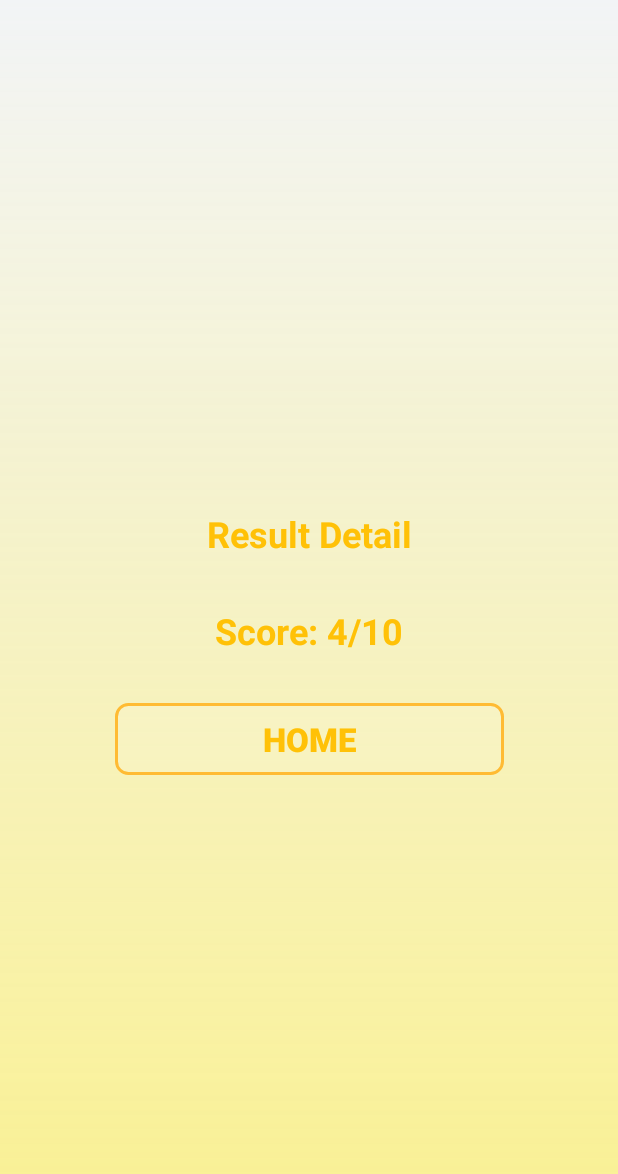
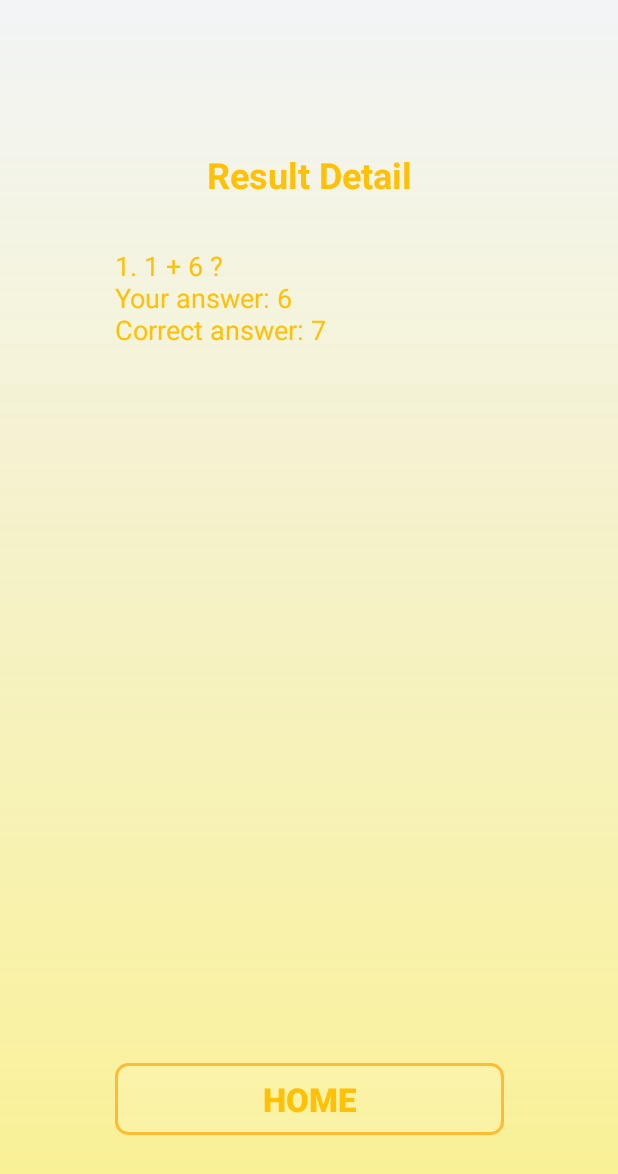
Before and after one commit to BBayarbat/MDP, an Android app: the ResultDetailActivity screen opened directly, with no data from a screen before it, on a phone screen of 412 x 824 dp. Shown: the top 1174 px of the screen. Run offline under Robolectric (Android 15) with nearby library versions, the phone set to English and light mode, and no system bars.

Commit message:
Added ResultDetailActivity

```diff
--- a/BbtQuizApp/app/src/main/java/com/demo/android/bayarbat/data/entity/QuizState.kt
+++ b/BbtQuizApp/app/src/main/java/com/demo/android/bayarbat/data/entity/QuizState.kt
@@ -5,6 +5,6 @@ sealed class QuizState {
     object LoadingState : QuizState()
     data class DataState(val data: QuestionAndAllAnswers): QuizState()
     object EmptyState : QuizState()
-    data class FinishState(val numberOfQuestions: Int, val score: Int, val skipped: Int) : QuizState()
+    data class FinishState(val numberOfQuestions: Int, val score: Int, val skipped: Int, val resultDetail: String) : QuizState()
 
 }
--- a/BbtQuizApp/app/src/main/java/com/demo/android/bayarbat/view/ResultActivity.kt
+++ b/BbtQuizApp/app/src/main/java/com/demo/android/bayarbat/view/ResultActivity.kt
@@ -12,6 +12,8 @@ import org.jetbrains.anko.newTask
 
 class ResultActivity : AppCompatActivity() {
 
+    private var resultDetail: String = ""
+
     override fun onCreate(savedInstanceState: Bundle?) {
         super.onCreate(savedInstanceState)
         setContentView(R.layout.activity_result)
@@ -20,6 +22,8 @@ class ResultActivity : AppCompatActivity() {
         val skipped = intent.extras?.getInt("SKIPPED")
         val numberOfQuestions = intent.extras?.getInt("NUMBER_OF_QUESTIONS")
         val wrong = intent.extras?.getInt("WRONG")
+        resultDetail = intent.extras?.getString("RESULT_DETAIL").toString()
+
         scoreTextView.text =
             "Total Questions : " + numberOfQuestions + "\nSkipped questions: " + skipped + "\nRight answers: " + score + "\nWrong answers: " + wrong
     }
@@ -31,7 +35,7 @@ class ResultActivity : AppCompatActivity() {
     fun resultDetail(view: View) {
         startActivity(
             intentFor<ResultDetailActivity>(
-                "SCORE" to 1
+                "RESULT_DETAIL" to resultDetail
             ).newTask().clearTask()
         )
     }
--- a/BbtQuizApp/app/src/main/java/com/demo/android/bayarbat/view/ResultDetailActivity.kt
+++ b/BbtQuizApp/app/src/main/java/com/demo/android/bayarbat/view/ResultDetailActivity.kt
@@ -6,6 +6,7 @@ import android.os.Bundle
 import android.view.View
 import com.demo.android.bayarbat.R
 import kotlinx.android.synthetic.main.activity_result.*
+import kotlinx.android.synthetic.main.activity_result_details.*
 
 class ResultDetailActivity : AppCompatActivity() {
 
@@ -13,8 +14,8 @@ class ResultDetailActivity : AppCompatActivity() {
         super.onCreate(savedInstanceState)
         setContentView(R.layout.activity_result_details)
 
-        //val answers = intent.extras?.getIntArray("ANSWERS")
-        //scoreTextView.text = "Your answers : " + answers
+        val resultDetails = intent.extras?.getString("RESULT_DETAIL")
+        detailTextView.text = resultDetails
     }
 
     fun backToHome(view: View) {
--- a/BbtQuizApp/app/src/main/res/layout/activity_result_details.xml
+++ b/BbtQuizApp/app/src/main/res/layout/activity_result_details.xml
@@ -30,15 +30,15 @@
             app:layout_constraintTop_toTopOf="parent" />
 
         <TextView
-            android:id="@+id/scoreTextView"
+            android:id="@+id/detailTextView"
             android:layout_width="wrap_content"
-            android:layout_height="wrap_content"
+            android:layout_height="512dp"
             android:layout_marginTop="32dp"
             android:layout_marginBottom="32dp"
-            android:layout_gravity="center"
-            android:hint="@string/hint_score"
-            android:textSize="24sp"
-            android:textStyle="bold" />
+            android:layout_gravity="left"
+            android:scrollbars="vertical"
+            android:hint="@string/result_detail_example"
+            android:textSize="18sp" />
 
         <Button
             android:id="@+id/btn_home"
@@ -47,9 +47,12 @@
             android:background="@drawable/buttons_background"
             android:onClick="backToHome"
             android:textStyle="bold"
+            android:layout_gravity="center"
             android:text="@string/text_home"
             android:textColor="#FFC107"
             android:textSize="22sp" />
+
+
     </LinearLayout>
 
 </androidx.constraintlayout.widget.ConstraintLayout>
--- a/BbtQuizApp/app/src/main/res/values/strings.xml
+++ b/BbtQuizApp/app/src/main/res/values/strings.xml
@@ -15,4 +15,5 @@
     <string name="text_loading">Loading...</string>
     <string name="text_empty_database">There isn\'t data yet!</string>
     <string name="hint_score">Score: 4/10</string>
+    <string name="result_detail_example">1. 1 + 6 ?\nYour answer: 6\nCorrect answer: 7</string>
 </resources>
```
Also changed, not shown: BbtQuizApp/app/src/main/java/com/demo/android/bayarbat/view/QuestionActivity.kt (+4 -3 lines), BbtQuizApp/app/src/main/java/com/demo/android/bayarbat/viewModel/QuizViewModel.kt (+14 -3 lines).
